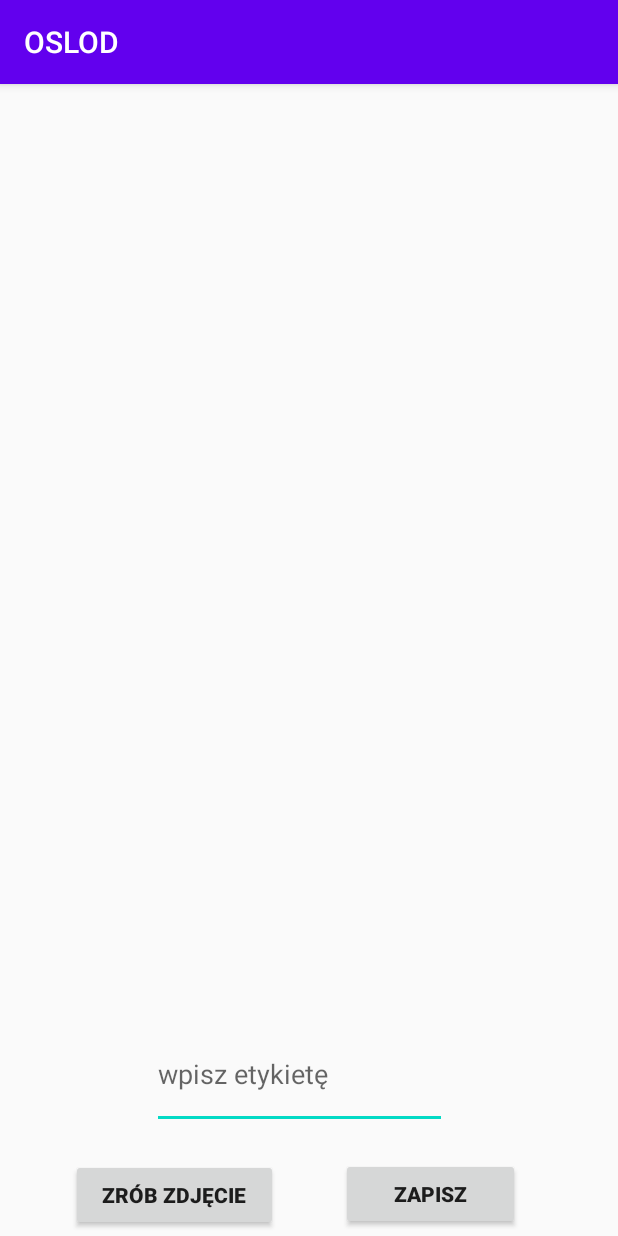
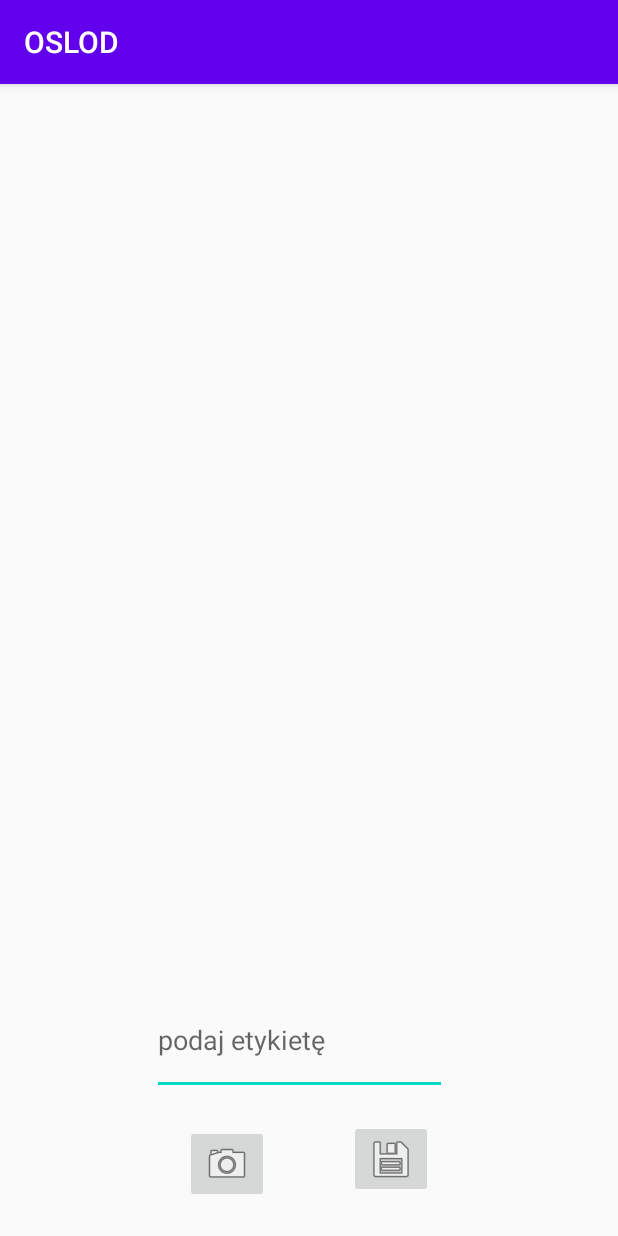
Before and after one commit to Ciasterix/OSLOD-One_Shot_Learning_on_Device, an Android app: the AddPhotoActivity screen opened directly, with no data from a screen before it, on a phone screen of 412 x 824 dp. Run offline under Robolectric (Android 15) with nearby library versions, the phone set to English and light mode, and no system bars.

Commit message:
Final changes and fixes in UI

```diff
--- a/oslod/app/src/main/java/com/example/oslod/AddPhotoActivity.java
+++ b/oslod/app/src/main/java/com/example/oslod/AddPhotoActivity.java
@@ -9,12 +9,13 @@ import android.provider.MediaStore;
 import android.view.View;
 import android.widget.Button;
 import android.widget.EditText;
+import android.widget.ImageButton;
 import android.widget.ImageView;
 import android.widget.Toast;
 
 public class AddPhotoActivity extends AppCompatActivity {
-    Button btnCapture;
-    Button btnSave;
+    ImageButton btnCapture;
+    ImageButton btnSave;
     EditText txtLabel;
     private ImageView imgView;
     private Bitmap newImageBitmap;
--- a/oslod/app/src/main/java/com/example/oslod/ListViewAdapter.java
+++ b/oslod/app/src/main/java/com/example/oslod/ListViewAdapter.java
@@ -4,6 +4,10 @@ import android.app.AlertDialog;
 import android.content.Context;
 import android.content.DialogInterface;
 import android.content.Intent;
+import android.graphics.Bitmap;
+import android.graphics.BitmapFactory;
+import android.graphics.drawable.Drawable;
+import android.graphics.drawable.Icon;
 import android.view.LayoutInflater;
 import android.view.View;
 import android.view.ViewGroup;
--- a/oslod/app/src/main/res/layout/activity_add_photo.xml
+++ b/oslod/app/src/main/res/layout/activity_add_photo.xml
@@ -1,35 +1,30 @@
 <?xml version="1.0" encoding="utf-8"?>
 <RelativeLayout xmlns:android="http://schemas.android.com/apk/res/android"
+    xmlns:app="http://schemas.android.com/apk/res-auto"
     android:layout_width="match_parent"
     android:layout_height="match_parent"
     android:paddingLeft="10dp"
     android:paddingRight="10dp">
 
-    <Button
+    <ImageButton
         android:id="@+id/btnTakePicture"
-        android:layout_width="138dp"
+        android:layout_width="wrap_content"
         android:layout_height="wrap_content"
         android:layout_alignParentStart="true"
         android:layout_alignParentBottom="true"
-        android:layout_marginStart="37dp"
-        android:layout_marginEnd="60dp"
-        android:layout_marginBottom="3dp"
-        android:layout_toStartOf="@+id/btnBrowseImages"
-        android:text="Zrób zdjęcie"
-        android:textStyle="bold"
-        android:visibility="visible" />
+        android:layout_marginStart="113dp"
+        android:layout_marginBottom="22dp"
+        app:srcCompat="@android:drawable/ic_menu_camera" />
 
-    <Button
+    <ImageButton
         android:id="@+id/btnSaveSample"
-        android:layout_width="119dp"
+        android:layout_width="wrap_content"
         android:layout_height="wrap_content"
         android:layout_alignParentEnd="true"
         android:layout_alignParentBottom="true"
-        android:layout_marginEnd="55dp"
-        android:layout_marginBottom="4dp"
-        android:text="Zapisz"
-        android:textStyle="bold"
-        android:visibility="visible" />
+        android:layout_marginEnd="113dp"
+        android:layout_marginBottom="25dp"
+        app:srcCompat="@android:drawable/ic_menu_save" />
 
     <ImageView
         android:id="@+id/newImage"
@@ -49,7 +44,7 @@
         android:layout_marginEnd="104dp"
         android:layout_marginBottom="20dp"
         android:ems="10"
-        android:inputType="text"
-        android:hint="wpisz etykietę" />
+        android:hint="podaj etykietę"
+        android:inputType="text" />
 
 </RelativeLayout>
```
Also changed, not shown: oslod/app/src/main/java/com/example/oslod/BrowserActivity.java (+8 -2 lines), oslod/app/src/main/java/com/example/oslod/CatalogsActivity.java (+14 -6 lines), oslod/app/src/main/java/com/example/oslod/MainActivity.java (+6 -6 lines), oslod/app/src/main/res/layout/activity_browser.xml (+29 -27 lines), oslod/app/src/main/res/layout/activity_catalogs.xml (+32 -27 lines), oslod/app/src/main/res/layout/activity_full_results.xml (+20 -3 lines), oslod/app/src/main/res/layout/activity_main.xml (+40 -44 lines), oslod/app/src/main/res/drawable/directoryfoldericon.png (added).
